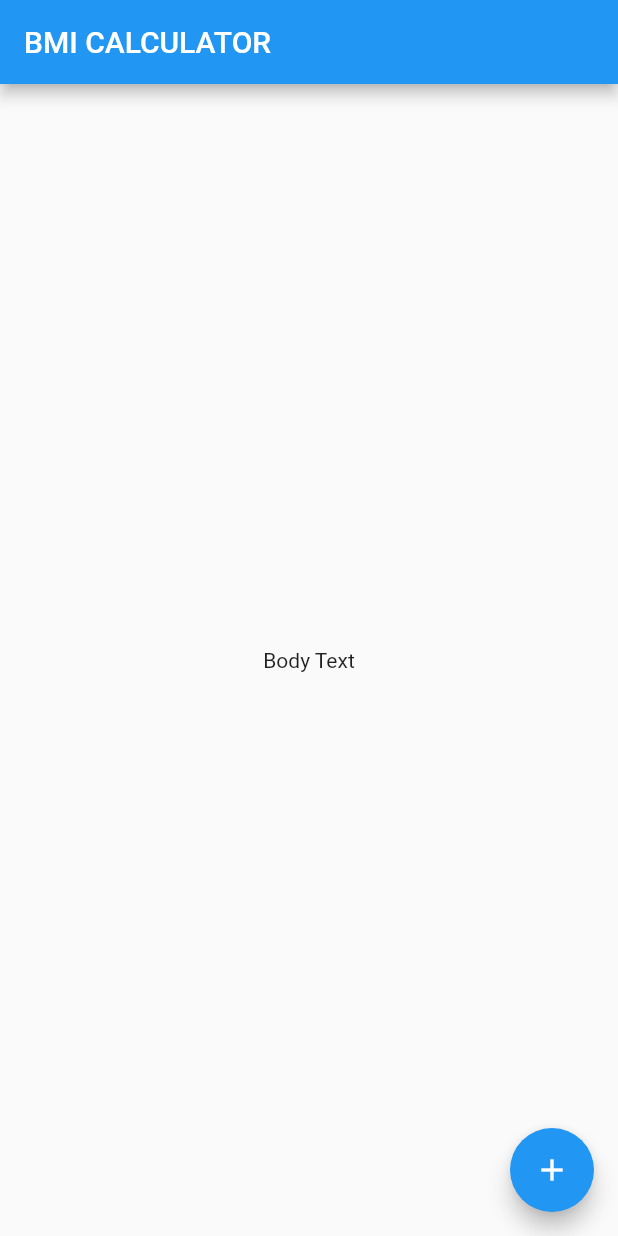
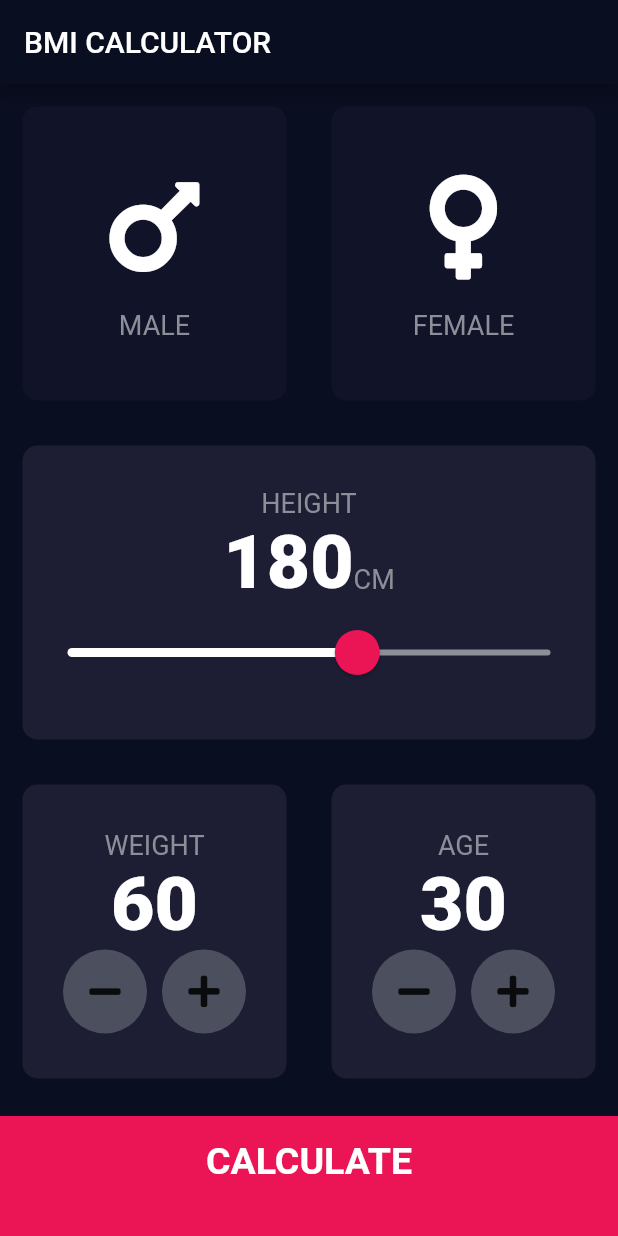
Before and after one commit to louis2again/bmi, a Flutter app: the screen it shows after launch, on a phone screen of 412 x 824 dp. Run offline on Flutter 3.47's test engine with Material 2 defaults, Android fonts, the phone set to English and light mode, and no system bars; our stand-ins replace font_awesome_flutter.

Commit message:
nrealy done BUT app crashes on second screen I need a fixg

```diff
--- /dev/null
+++ b/lib/calculator_brain.dart
@@ -0,0 +1,35 @@
+import 'dart:math';
+
+class CalculatorBrain {
+  final int height;
+  final int weight;
+
+  double _bmi;
+
+  CalculatorBrain({this.height, this.weight});
+
+  String calculateBMI() {
+    double _bmi = weight / pow(height / 100, 2);
+    return _bmi.toStringAsFixed(1);
+  }
+
+  String getResult() {
+    if (_bmi >= 25) {
+      return 'Overweight! Are you perhaps Fatty Louis?';
+    } else if (_bmi > 18.5) {
+      return 'Normal Are you perhaps Samantha?';
+    } else {
+      return 'Underweight Are you perhaps Daniel?';
+    }
+  }
+
+  String getInterpretation() {
+    if (_bmi >= 25) {
+      return 'You have a higher than mormal body weight you loser! Try to exercise more and eat less!';
+    } else if (_bmi >= 18.5) {
+      return 'You have a normal body weight. Good job!';
+    } else {
+      return 'You have a lower than normal body weight. You can eat more just don\'t tell Fatty Louis!';
+    }
+  }
+}
--- /dev/null
+++ b/lib/components/bottom_button.dart
@@ -0,0 +1,29 @@
+import 'package:flutter/material.dart';
+import '../constants.dart';
+
+class BottomButton extends StatelessWidget {
+  BottomButton({@required this.onTap, @required this.buttonTitle});
+
+  final Function onTap;
+  final String buttonTitle;
+
+  @override
+  Widget build(BuildContext context) {
+    return GestureDetector(
+      onTap: onTap,
+      child: Container(
+        child: Center(
+          child: Text(
+            buttonTitle,
+            style: kLargeButtonTextStyle,
+          ),
+        ),
+        color: kBottomContainerColour,
+        margin: EdgeInsets.only(top: 10.0),
+        padding: EdgeInsets.only(bottom: 20.0),
+        width: double.infinity,
+        height: kBottomContainerHeight,
+      ),
+    );
+  }
+}
--- /dev/null
+++ b/lib/components/icon_content.dart
@@ -0,0 +1,30 @@
+import 'package:flutter/material.dart';
+import '../constants.dart';
+
+class IconContent extends StatelessWidget {
+  IconContent({this.icon, this.label});
+
+  final IconData icon;
+  final String label;
+
+  @override
+  Widget build(BuildContext context) {
+    return Column(
+      mainAxisAlignment: MainAxisAlignment.center,
+      children: <Widget>[
+        Icon(
+          icon,
+          size: 80.0,
+          color: Colors.white,
+        ),
+        SizedBox(
+          height: 15.0,
+        ),
+        Text(
+          label,
+          style: kLabelTextStyle,
+        ),
+      ],
+    );
+  }
+}
--- /dev/null
+++ b/lib/components/reusable_card.dart
@@ -0,0 +1,24 @@
+import 'package:flutter/material.dart';
+
+class ReuseableCard extends StatelessWidget {
+  ReuseableCard({@required this.colour, this.cardChild, this.onPress});
+
+  final Color colour;
+  final Widget cardChild;
+  final Function onPress;
+
+  @override
+  Widget build(BuildContext context) {
+    return GestureDetector(
+      onTap: onPress,
+      child: Container(
+        child: cardChild,
+        margin: EdgeInsets.all(15),
+        decoration: BoxDecoration(
+          color: colour,
+          borderRadius: BorderRadius.circular(10.0),
+        ),
+      ),
+    );
+  }
+}
--- /dev/null
+++ b/lib/components/round_icon_button.dart
@@ -0,0 +1,23 @@
+import 'package:flutter/material.dart';
+
+class RoundIconButton extends StatelessWidget {
+  RoundIconButton({@required this.icon, @required this.onPressed});
+
+  final IconData icon;
+  final Function onPressed;
+
+  @override
+  Widget build(BuildContext context) {
+    return RawMaterialButton(
+      child: Icon(icon),
+      onPressed: onPressed,
+      elevation: 0.0,
+      constraints: BoxConstraints.tightFor(
+        width: 56.0,
+        height: 56.0,
+      ),
+      shape: CircleBorder(),
+      fillColor: Color(0xFF4C4F5E),
+    );
+  }
+}
--- /dev/null
+++ b/lib/constants.dart
@@ -0,0 +1,46 @@
+import 'package:flutter/material.dart';
+
+const kBottomContainerHeight = 80.0;
+const kActiveCardColour = Color(0xFF1D1E33);
+const kInactiveCardColour = Color(0xFF111328);
+const kBottomContainerColour = Color(0xFFEB1555);
+
+const kLabelTextStyle = TextStyle(
+  fontSize: 18.0,
+  color: Color(0xFF8D8E98),
+);
+
+const kNumberTextStyle = TextStyle(
+  fontSize: 50.0,
+  fontWeight: FontWeight.w900,
+  color: Colors.white,
+);
+
+const kLargeButtonTextStyle = TextStyle(
+  fontSize: 25.0,
+  fontWeight: FontWeight.bold,
+  color: Colors.white,
+);
+
+const kTitleTextStyle = TextStyle(
+  fontSize: 40.0,
+  fontWeight: FontWeight.bold,
+  color: Colors.white,
+);
+
+const kResultTextStyle = TextStyle(
+  color: Color(0xFF24D876),
+  fontSize: 22.0,
+  fontWeight: FontWeight.bold,
+);
+
+const kBMITextStyle = TextStyle(
+  fontSize: 100.0,
+  fontWeight: FontWeight.bold,
+  color: Colors.white,
+);
+
+const kBodyTextStyle = TextStyle(
+  fontSize: 22.0,
+  color: Colors.white,
+);
--- a/lib/main.dart
+++ b/lib/main.dart
@@ -1,3 +1,4 @@
+import 'package:bmi_calculator/screens/input_page.dart';
 import 'package:flutter/material.dart';
 
 void main() => runApp(BMICalculator());
@@ -6,29 +7,11 @@ class BMICalculator extends StatelessWidget {
   @override
   Widget build(BuildContext context) {
     return MaterialApp(
+      theme: ThemeData().copyWith(
+        primaryColor: Color(0xFF0A0E21),
+        scaffoldBackgroundColor: Color(0xFF0A0E21),
+      ),
       home: InputPage(),
     );
   }
 }
-
-class InputPage extends StatefulWidget {
-  @override
-  _InputPageState createState() => _InputPageState();
-}
-
-class _InputPageState extends State<InputPage> {
-  @override
-  Widget build(BuildContext context) {
-    return Scaffold(
-      appBar: AppBar(
-        title: Text('BMI CALCULATOR'),
-      ),
-      body: Center(
-        child: Text('Body Text'),
-      ),
-      floatingActionButton: FloatingActionButton(
-        child: Icon(Icons.add),
-      ),
-    );
-  }
-}
--- /dev/null
+++ b/lib/screens/input_page.dart
@@ -0,0 +1,260 @@
+import 'package:bmi_calculator/screens/results_page.dart';
+import 'package:flutter/material.dart';
+import 'package:flutter/widgets.dart';
+import 'package:font_awesome_flutter/font_awesome_flutter.dart';
+import '../components/reusable_card.dart';
+import '../components/icon_content.dart';
+import '../constants.dart';
+import 'results_page.dart';
+import '../components/bottom_button.dart';
+import '../components/round_icon_button.dart';
+import 'package:bmi_calculator/calculator_brain.dart';
+
+enum Gender { male, female }
+
+class InputPage extends StatefulWidget {
+  @override
+  _InputPageState createState() => _InputPageState();
+}
+
+class _InputPageState extends State<InputPage> {
+  Gender selectedGender;
+  int height = 180;
+  int weight = 60;
+  int age = 30;
+
+//  redundant code because of ternary operator instead of if
+//
+//  Color maleCardColour = inactiveCardColour;
+//  Color femaleCardColour = inactiveCardColour;
+//
+//  //1 = male, 2 =female
+//  void updateColour(Gender selectedGender)
+//  {
+//male card pressed
+//    if (selectedGender == Gender.male) {
+//      if (maleCardColour == inactiveCardColour) {
+//        maleCardColour = activeCardColour;
+//        femaleCardColour = inactiveCardColour;
+//      } else {
+//        maleCardColour = inactiveCardColour;
+//      }
+//    }
+// female card pressed
+//    if (selectedGender == Gender.female) {
+//      if (femaleCardColour == inactiveCardColour) {
+//        femaleCardColour = activeCardColour;
+//        maleCardColour = inactiveCardColour;
+//      } else {
+//        femaleCardColour = inactiveCardColour;
+//      }
+//    }
+//    }
+
+  @override
+  Widget build(BuildContext context) {
+    return Scaffold(
+      appBar: AppBar(
+        title: Text('BMI CALCULATOR'),
+      ),
+      body: Column(
+        crossAxisAlignment: CrossAxisAlignment.stretch,
+        children: <Widget>[
+          Expanded(
+              child: Row(
+            children: <Widget>[
+              Expanded(
+                child: ReuseableCard(
+                  onPress: () {
+                    setState(() {
+                      selectedGender = Gender.male;
+                    });
+                  },
+                  colour: selectedGender == Gender.male
+                      ? kActiveCardColour
+                      : kInactiveCardColour,
+                  cardChild: IconContent(
+                    icon: FontAwesomeIcons.mars,
+                    label: 'MALE',
+                  ),
+                ),
+              ),
+              Expanded(
+                child: ReuseableCard(
+                  onPress: () {
+                    setState(() {
+                      selectedGender = Gender.female;
+                    });
+                  },
+                  colour: selectedGender == Gender.female
+                      ? kActiveCardColour
+                      : kInactiveCardColour,
+                  cardChild: IconContent(
+                    icon: FontAwesomeIcons.venus,
+                    label: 'FEMALE',
+                  ),
+                ),
+              ),
+            ],
+          )),
+          Expanded(
+            child: ReuseableCard(
+              colour: kActiveCardColour,
+              cardChild: Column(
+                mainAxisAlignment: MainAxisAlignment.center,
+                children: <Widget>[
+                  Text(
+                    'HEIGHT',
+                    style: kLabelTextStyle,
+                  ),
+                  Row(
+                    mainAxisAlignment: MainAxisAlignment.center,
+                    crossAxisAlignment: CrossAxisAlignment.baseline,
+                    textBaseline: TextBaseline.alphabetic,
+                    children: <Widget>[
+                      Text(
+                        height.toString(),
+                        style: kNumberTextStyle,
+                      ),
+                      Text(
+                        'CM',
+                        style: kLabelTextStyle,
+                      ),
+                    ],
+                  ),
+                  SliderTheme(
+                    data: SliderTheme.of(context).copyWith(
+                      inactiveTrackColor: Color(0xFF8D8E98),
+                      activeTrackColor: Colors.white,
+                      thumbColor: Color(0xFFEB1555),
+                      overlayColor: Color(0x29EB1555),
+                      thumbShape:
+                          RoundSliderThumbShape(enabledThumbRadius: 15.0),
+                      overlayShape:
+                          RoundSliderOverlayShape(overlayRadius: 30.0),
+                    ),
+                    child: Slider(
+                      value: height.toDouble(),
+                      min: 120.0,
+                      max: 220.0,
+                      onChanged: (double newValue) {
+                        setState(() {
+                          height = newValue.round();
+                        });
+                      },
+                    ),
+                  )
+                ],
+              ),
+            ),
+          ),
+          Expanded(
+            child: Row(
+              children: <Widget>[
+                Expanded(
+                  child: ReuseableCard(
+                    colour: kActiveCardColour,
+                    cardChild: Column(
+                      mainAxisAlignment: MainAxisAlignment.center,
+                      children: <Widget>[
+                        Text(
+                          'WEIGHT',
+                          style: kLabelTextStyle,
+                        ),
+                        Text(
+                          weight.toString(),
+                          style: kNumberTextStyle,
+                        ),
+                        Row(
+                          mainAxisAlignment: MainAxisAlignment.center,
+                          children: <Widget>[
+                            RoundIconButton(
+                                icon: FontAwesomeIcons.minus,
+                                onPressed: () {
+                                  setState(() {
+                                    weight--;
+                                  });
+                                }),
+                            SizedBox(
+                              width: 10.0,
+                            ),
+                            RoundIconButton(
+                              icon: FontAwesomeIcons.plus,
+                              onPressed: () {
+                                setState(() {
+                                  weight++;
+                                });
+                              },
+                            ),
+                          ],
+                        ),
+                      ],
+                    ),
+                  ),
+                ),
+                Expanded(
+                  child: ReuseableCard(
+                    colour: kActiveCardColour,
+                    cardChild: Column(
+                      mainAxisAlignment: MainAxisAlignment.center,
+                      children: <Widget>[
+                        Text(
+                          'AGE',
+                          style: kLabelTextStyle,
+                        ),
+                        Text(
+                          age.toString(),
+                          style: kNumberTextStyle,
+                        ),
+                        Row(
+                          mainAxisAlignment: MainAxisAlignment.center,
+                          children: <Widget>[
+                            RoundIconButton(
+                                icon: FontAwesomeIcons.minus,
+                                onPressed: () {
+                                  setState(() {
+                                    age--;
+                                  });
+                                }),
+                            SizedBox(
+                              width: 10.0,
+                            ),
+                            RoundIconButton(
+                                icon: FontAwesomeIcons.plus,
+                                onPressed: () {
+                                  setState(() {
+                                    age++;
+                                  });
+                                })
+                          ],
+                        ),
+                      ],
+                    ),
+                  ),
+                ),
+              ],
+            ),
+          ),
+          BottomButton(
+            buttonTitle: 'CALCULATE',
+            onTap: () {
+              CalculatorBrain calc =
+                  CalculatorBrain(height: height, weight: weight);
+
+              Navigator.push(
+                context,
+                MaterialPageRoute(
+                  builder: (context) => ResultsPage(
+                    bmiResult: calc.calculateBMI(),
+                    resultText: calc.getResult(),
+                    interpretation: calc.getInterpretation(),
+                  ),
+                ),
+              );
+            },
+          ),
+        ],
+      ),
+    );
+  }
+}
--- a/pubspec.yaml
+++ b/pubspec.yaml
@@ -11,6 +11,7 @@ dependencies:
     sdk: flutter
 
   cupertino_icons: ^0.1.2
+  font_awesome_flutter: ^8.4.0
 
 dev_dependencies:
   flutter_test:
```
Also changed, not shown: lib/screens/results_page.dart (added, +72 -0 lines), 1 other file.
